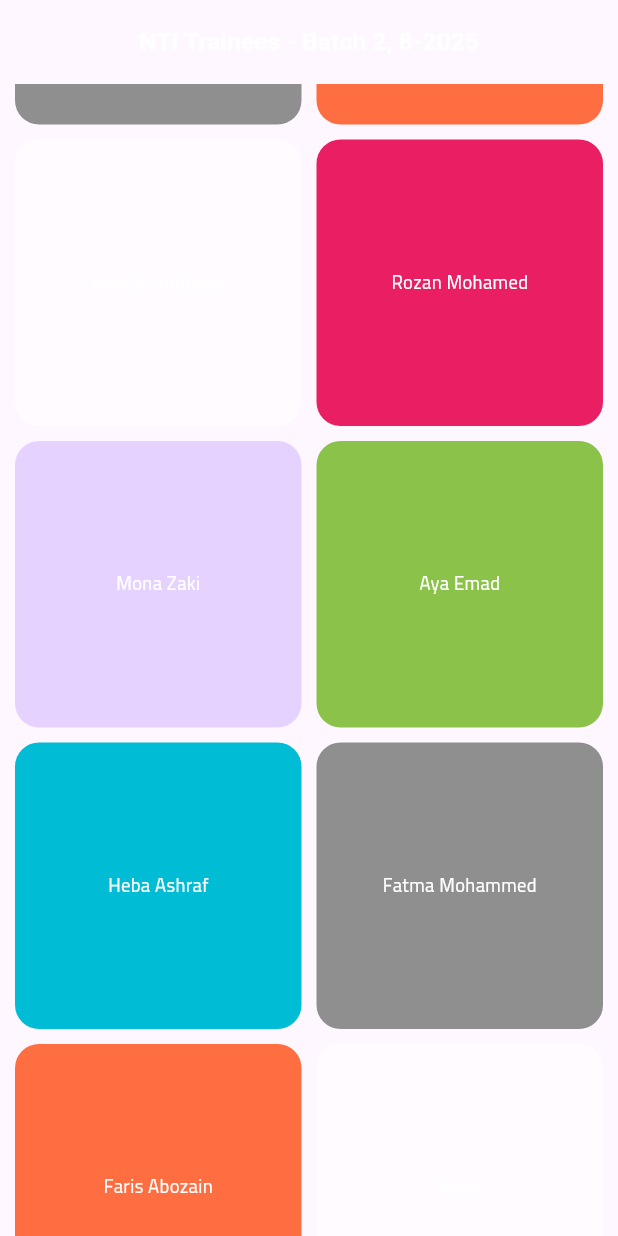
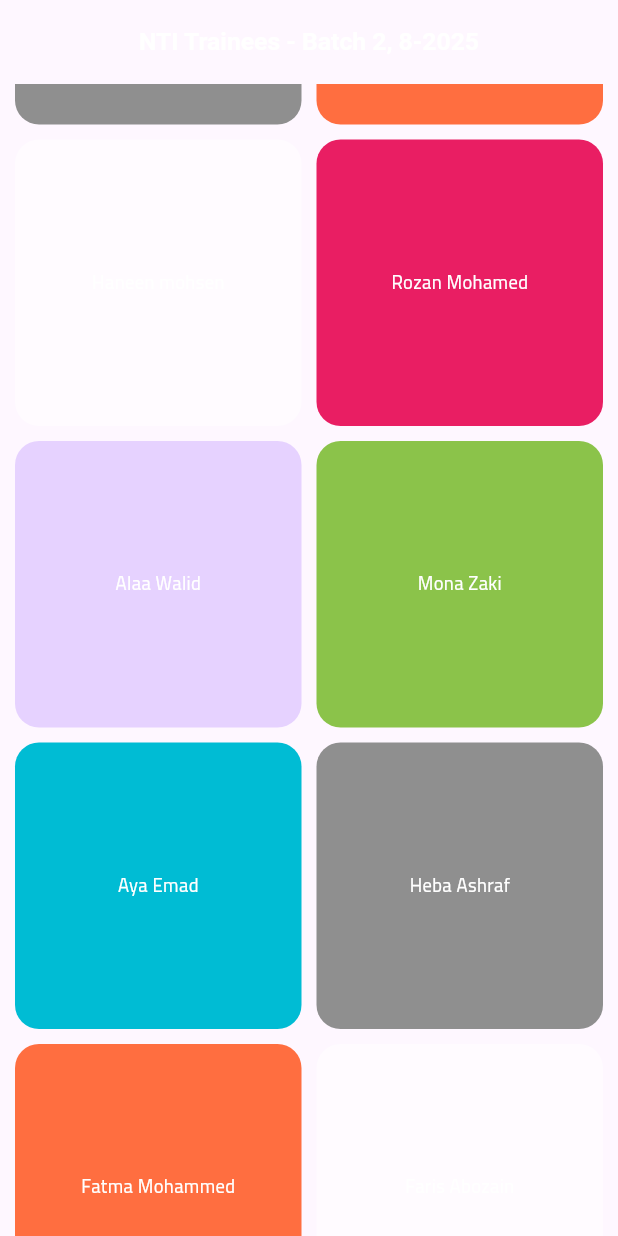
Before and after one commit to mahmoudsaeedm24/nti_std, a Flutter app: the screen it shows after launch, scrolled down 576 dp, on a phone screen of 412 x 824 dp. Run offline on Flutter 3.47's test engine with Material 3 defaults, Android fonts, the phone set to English and light mode, and no system bars.

Commit message:
add my screen

```diff
--- a/lib/features/data_source.dart
+++ b/lib/features/data_source.dart
@@ -21,7 +21,7 @@ When I first joined NTI, I didn’t expect to gain much in terms of knowledge an
 And if the only thing I took away from NTI was meeting a beautiful and delightful soul like yours, that alone would be more than enough for me. Thank you so much, and may Allah grant you success in all that lies ahead.
 """,
     // image: null,
-     image: "abomousa".jpg,
+    image: "abomousa".jpg,
     screenColor: ColorPallete.cyan,
   ),
 
@@ -67,6 +67,21 @@ I just wanted to take a moment to sincerely thank you, Your respectful attitude,
     name: "Rozan Mohamed",
     message: """Behind every successful journey, there is a great mentor!
 We are truly blessed to have you, Eng/. Mohamed Emad, as our instructor throughout this track. Your dedication, patience, and passion made the learning experience not only valuable but also inspiring. You guided us with knowledge, motivated us to do better, and supported us every step of the way. Thank you for your endless effort and for being such an inspiring mentor.""",
+  ),
+  Person(
+    name: "Alaa Walid",
+    message:
+        """Dear Engineer, I want to truly thank you from my heart for all the effort and time you gave us during the training. You were not just an instructor who explains content, but a role model who guides us, supports us, and makes us love learning more.
+
+I didn’t only benefit from you technically and understood Flutter in a clear and practical way, but I also learned how to face challenges and search for solutions by myself.
+
+I also learned from you in a religious and personal way. Your words and advice gave us positive energy and made every session light, enjoyable, and full of benefit.
+
+We really appreciate all your attempts to make the information simple and clear, and for always checking that we truly understood. This shows your sincerity and care for us.
+
+Your patience, encouragement, and style of teaching made us believe that we can achieve our dreams. That is something I will never forget.
+
+I am so thankful that I had the chance to learn from you, and Insha’Allah I will apply everything I learned in my next steps. May Allah reward you, bless your efforts, and grant you more success.""",
   ),
   Person(
     name: "Mona Zaki",
@@ -118,6 +133,6 @@ Best regards,
   Person(
     name: 'Youssef Algmmal',
     message: """
-حضرتك كنت لينا اخ قبل متكون instructor ، واحنا سعداء جدا ان NTI وفرتلنا بشمهندس زى حضرتك ♥"""
+حضرتك كنت لينا اخ قبل متكون instructor ، واحنا سعداء جدا ان NTI وفرتلنا بشمهندس زى حضرتك ♥""",
   ),
 ];
```
